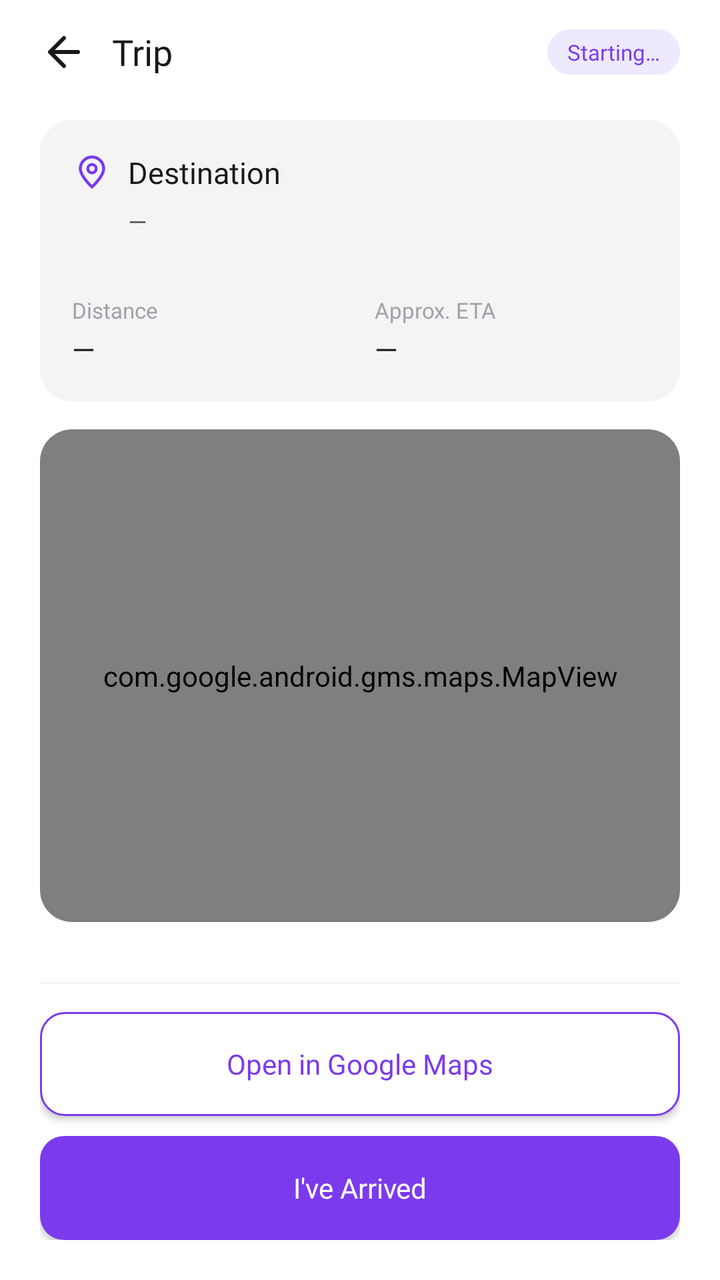
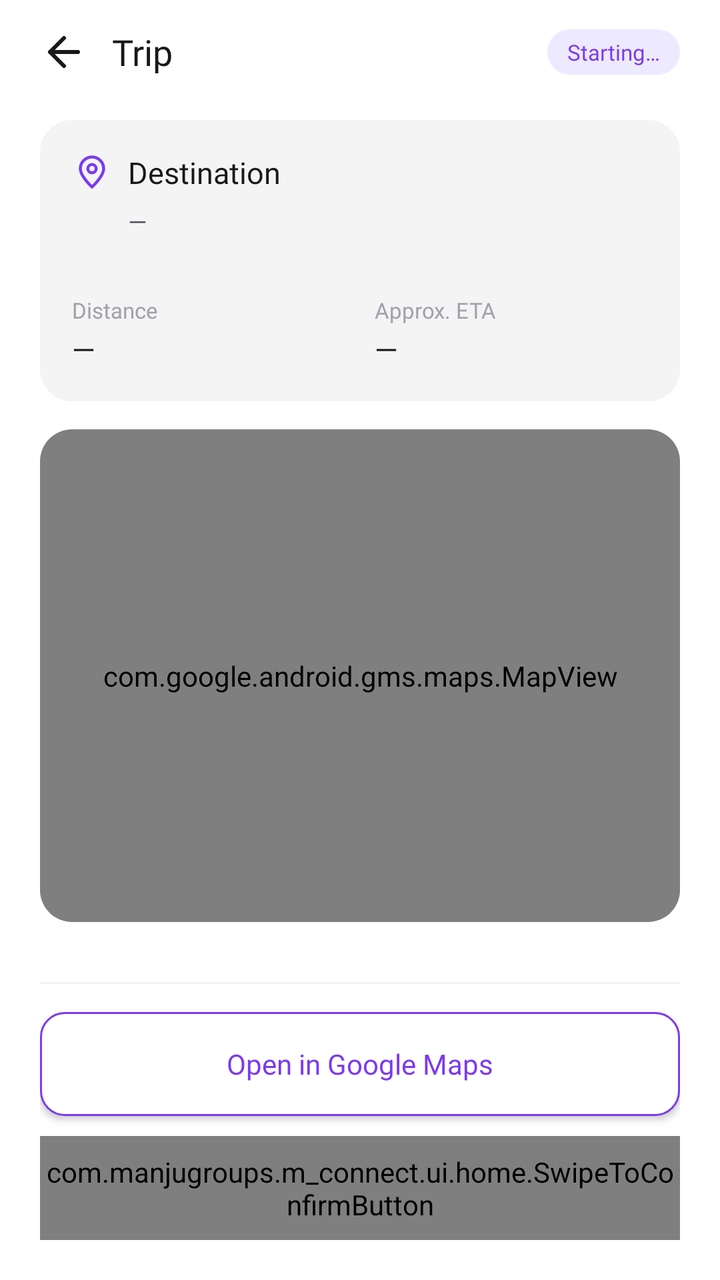

An Android layout rendered at two revisions. The XML below is the earlier revision; the diff shows what the commit changed to produce the second picture.
<!-- AndroidManifest.xml: application theme Theme.Mconnect -->
<!-- res/layout/fragment_trip_navigation.xml -->
<?xml version="1.0" encoding="utf-8"?>
<androidx.constraintlayout.widget.ConstraintLayout
    xmlns:android="http://schemas.android.com/apk/res/android"
    xmlns:app="http://schemas.android.com/apk/res-auto"
    android:layout_width="match_parent"
    android:layout_height="match_parent"
    android:background="?attr/colorSurfacePrimary">

    
    <LinearLayout
        android:id="@+id/topBar"
        android:layout_width="match_parent"
        android:layout_height="52dp"
        android:gravity="center_vertical"
        android:paddingHorizontal="20dp"
        android:orientation="horizontal"
        app:layout_constraintTop_toTopOf="parent"
        app:layout_constraintStart_toStartOf="parent"
        app:layout_constraintEnd_toEndOf="parent">

        <ImageView
            android:id="@+id/btnTripBack"
            android:layout_width="@dimen/back_icon_size"
            android:layout_height="@dimen/back_icon_size"
            android:contentDescription="Back"
            android:src="@drawable/ic_arrow_left"
            android:clickable="true"
            android:focusable="true"
            app:tint="?attr/colorForegroundPrimary" />

        <TextView
            android:id="@+id/tvTripTitle"
            android:layout_width="0dp"
            android:layout_height="wrap_content"
            android:layout_marginStart="12dp"
            android:layout_weight="1"
            android:fontFamily="@font/inter_bold"
            android:textColor="?attr/colorForegroundPrimary"
            android:textSize="18sp"
            android:text="Trip"
            android:maxLines="1"
            android:ellipsize="end" />

        <TextView
            android:id="@+id/tvTripStatus"
            android:layout_width="wrap_content"
            android:layout_height="wrap_content"
            android:background="@drawable/bg_trip_status_pill"
            android:fontFamily="@font/inter_medium"
            android:paddingHorizontal="10dp"
            android:paddingVertical="4dp"
            android:text="Starting…"
            android:textColor="?attr/colorAccentPrimary"
            android:textSize="11sp" />
    </LinearLayout>

    
    <LinearLayout
        android:id="@+id/tripInfoCard"
        android:layout_width="match_parent"
        android:layout_height="wrap_content"
        android:orientation="vertical"
        android:layout_marginHorizontal="20dp"
        android:layout_marginTop="8dp"
        android:padding="16dp"
        android:background="@drawable/bg_stat_card"
        app:layout_constraintTop_toBottomOf="@id/topBar"
        app:layout_constraintStart_toStartOf="parent"
        app:layout_constraintEnd_toEndOf="parent">

        <LinearLayout
            android:layout_width="match_parent"
            android:layout_height="wrap_content"
            android:orientation="horizontal"
            android:gravity="center_vertical">

            <ImageView
                android:layout_width="20dp"
                android:layout_height="20dp"
                android:contentDescription="@null"
                android:src="@drawable/ic_profile_location"
                app:tint="?attr/colorAccentPrimary" />

            <TextView
                android:id="@+id/tvTripDestinationName"
                android:layout_width="0dp"
                android:layout_height="wrap_content"
                android:layout_marginStart="8dp"
                android:layout_weight="1"
                android:fontFamily="@font/inter_semibold"
                android:textColor="?attr/colorForegroundPrimary"
                android:textSize="15sp"
                android:text="Destination"
                android:maxLines="1"
                android:ellipsize="end" />
        </LinearLayout>

        <TextView
            android:id="@+id/tvTripDestinationAddress"
            android:layout_width="match_parent"
            android:layout_height="wrap_content"
            android:layout_marginTop="6dp"
            android:layout_marginStart="28dp"
            android:fontFamily="@font/inter_regular"
            android:textColor="?attr/colorForegroundSecondary"
            android:textSize="12sp"
            android:text="—"
            android:maxLines="2"
            android:ellipsize="end" />

        <View
            android:layout_width="match_parent"
            android:layout_height="1dp"
            android:layout_marginTop="14dp"
            android:background="?attr/colorBorderLight" />

        <LinearLayout
            android:layout_width="match_parent"
            android:layout_height="wrap_content"
            android:orientation="horizontal"
            android:layout_marginTop="14dp">

            <LinearLayout
                android:layout_width="0dp"
                android:layout_height="wrap_content"
                android:layout_weight="1"
                android:orientation="vertical">
                <TextView
                    android:layout_width="wrap_content"
                    android:layout_height="wrap_content"
                    android:fontFamily="@font/inter_regular"
                    android:textColor="?attr/colorForegroundMuted"
                    android:textSize="11sp"
                    android:text="Distance" />
                <TextView
                    android:id="@+id/tvTripDistance"
                    android:layout_width="wrap_content"
                    android:layout_height="wrap_content"
                    android:layout_marginTop="2dp"
                    android:fontFamily="@font/inter_semibold"
                    android:textColor="?attr/colorForegroundPrimary"
                    android:textSize="15sp"
                    android:text="—" />
            </LinearLayout>

            <View
                android:layout_width="1dp"
                android:layout_height="match_parent"
                android:background="?attr/colorBorderLight" />

            <LinearLayout
                android:layout_width="0dp"
                android:layout_height="wrap_content"
                android:layout_weight="1"
                android:layout_marginStart="14dp"
                android:orientation="vertical">
                <TextView
                    android:layout_width="wrap_content"
                    android:layout_height="wrap_content"
                    android:fontFamily="@font/inter_regular"
                    android:textColor="?attr/colorForegroundMuted"
                    android:textSize="11sp"
                    android:text="Approx. ETA" />
                <TextView
                    android:id="@+id/tvTripEta"
                    android:layout_width="wrap_content"
                    android:layout_height="wrap_content"
                    android:layout_marginTop="2dp"
                    android:fontFamily="@font/inter_semibold"
                    android:textColor="?attr/colorForegroundPrimary"
                    android:textSize="15sp"
                    android:text="—" />
            </LinearLayout>
        </LinearLayout>
    </LinearLayout>

    
    <FrameLayout
        android:id="@+id/mapCard"
        android:layout_width="0dp"
        android:layout_height="0dp"
        android:layout_marginHorizontal="20dp"
        android:layout_marginTop="14dp"
        android:layout_marginBottom="16dp"
        android:background="@drawable/bg_trip_map_card"
        android:clipToOutline="true"
        app:layout_constraintTop_toBottomOf="@id/tripInfoCard"
        app:layout_constraintBottom_toTopOf="@id/bottomActions"
        app:layout_constraintStart_toStartOf="parent"
        app:layout_constraintEnd_toEndOf="parent">

        <com.google.android.gms.maps.MapView
            android:id="@+id/mapViewTrip"
            android:layout_width="match_parent"
            android:layout_height="match_parent" />

        <FrameLayout
            android:id="@+id/tripLoadingOverlay"
            android:layout_width="match_parent"
            android:layout_height="match_parent"
            android:background="#80FFFFFF"
            android:visibility="gone">
            <ProgressBar
                android:layout_width="wrap_content"
                android:layout_height="wrap_content"
                android:layout_gravity="center" />
        </FrameLayout>
    </FrameLayout>

    
    <LinearLayout
        android:id="@+id/bottomActions"
        android:layout_width="match_parent"
        android:layout_height="wrap_content"
        android:orientation="vertical"
        android:paddingHorizontal="20dp"
        android:paddingTop="14dp"
        android:paddingBottom="20dp"
        android:background="?attr/colorSurfacePrimary"
        app:layout_constraintBottom_toBottomOf="parent"
        app:layout_constraintStart_toStartOf="parent"
        app:layout_constraintEnd_toEndOf="parent">

        <View
            android:layout_width="match_parent"
            android:layout_height="1dp"
            android:layout_marginBottom="14dp"
            android:background="?attr/colorBorderLight" />

        <androidx.appcompat.widget.AppCompatButton
            android:id="@+id/btnOpenInMaps"
            android:layout_width="match_parent"
            android:layout_height="@dimen/button_height"
            android:background="@drawable/bg_trip_button_outline"
            android:fontFamily="@font/inter_medium"
            android:text="Open in Google Maps"
            android:textAllCaps="false"
            android:textColor="?attr/colorAccentPrimary"
            android:textSize="14sp" />

        <androidx.appcompat.widget.AppCompatButton
            android:id="@+id/btnMarkArrived"
            android:layout_width="match_parent"
            android:layout_height="@dimen/button_height"
            android:layout_marginTop="10dp"
            android:background="@drawable/bg_button_primary"
            android:fontFamily="@font/inter_semibold"
            android:text="I've Arrived"
            android:textAllCaps="false"
            android:textColor="@android:color/white"
            android:textSize="14sp" />
    </LinearLayout>

</androidx.constraintlayout.widget.ConstraintLayout>
<!-- resources referenced by this layout -->
<resources>
  <dimen name="back_icon_size">24dp</dimen>
  <dimen name="button_height">52dp</dimen>
  <!-- drawable bg_button_primary (drawable) -->
  <?xml version="1.0" encoding="utf-8"?>
  <ripple xmlns:android="http://schemas.android.com/apk/res/android"
      android:color="#30FFFFFF">
      <item>
          <shape android:shape="rectangle">
              <solid android:color="?attr/colorAccentPrimary" />
              <corners android:radius="@dimen/button_corner" />
          </shape>
      </item>
  </ripple>
  <!-- drawable bg_stat_card (drawable) -->
  <?xml version="1.0" encoding="utf-8"?>
  <shape xmlns:android="http://schemas.android.com/apk/res/android"
      android:shape="rectangle">
      <solid android:color="?attr/colorSurfaceSecondary" />
      <corners android:radius="16dp" />
  </shape>
  <!-- drawable bg_trip_button_outline (drawable) -->
  <?xml version="1.0" encoding="utf-8"?>
  <ripple xmlns:android="http://schemas.android.com/apk/res/android"
      android:color="#1A7A5AF8">
      <item>
          <shape android:shape="rectangle">
              <solid android:color="?attr/colorSurfacePrimary" />
              <corners android:radius="@dimen/button_corner" />
              <stroke
                  android:width="1dp"
                  android:color="?attr/colorAccentPrimary" />
          </shape>
      </item>
  </ripple>
  <!-- drawable bg_trip_map_card (drawable) -->
  <?xml version="1.0" encoding="utf-8"?>
  <shape xmlns:android="http://schemas.android.com/apk/res/android"
      android:shape="rectangle">
      <solid android:color="?attr/colorSurfacePrimary" />
      <corners android:radius="16dp" />
      <stroke
          android:width="1dp"
          android:color="?attr/colorBorderLight" />
  </shape>
  <!-- drawable bg_trip_status_pill (drawable) -->
  <?xml version="1.0" encoding="utf-8"?>
  <shape xmlns:android="http://schemas.android.com/apk/res/android"
      android:shape="rectangle">
      <solid android:color="?attr/colorAccentLight" />
      <corners android:radius="999dp" />
  </shape>
  <!-- drawable ic_arrow_left (drawable) -->
  <vector xmlns:android="http://schemas.android.com/apk/res/android"
      android:width="24dp"
      android:height="24dp"
      android:viewportWidth="24"
      android:viewportHeight="24">
      <path
          android:pathData="M19,12H5M12,19l-7,-7 7,-7"
          android:strokeWidth="2"
          android:fillColor="#00000000"
          android:strokeColor="#FFFFFF"
          android:strokeLineCap="round"
          android:strokeLineJoin="round" />
  </vector>
  <dimen name="button_corner">12dp</dimen>
  <color name="lt_accent_primary">#FF7C3AED</color>
  <color name="lt_accent_secondary">#FFA855F7</color>
  <color name="lt_foreground_inverse">#FFFFFFFF</color>
  <color name="lt_surface_primary">#FFFFFFFF</color>
  <color name="lt_surface_secondary">#FFF4F4F5</color>
  <color name="lt_foreground_primary">#FF18181B</color>
  <color name="lt_accent_primary_hover">#FF6D28D9</color>
  <color name="lt_surface_tertiary">#FFE4E4E7</color>
  <color name="lt_surface_inverse">#FF18181B</color>
  <color name="lt_foreground_secondary">#FF52525B</color>
  <color name="lt_foreground_muted">#FFA1A1AA</color>
  <color name="lt_border">#FFE4E4E7</color>
  <color name="lt_border_light">#FFF4F4F5</color>
  <color name="lt_error">#FFDC2626</color>
  <color name="lt_success">#FF16A34A</color>
  <color name="lt_warning">#FFD97706</color>
  <color name="lt_info">#FF2563EB</color>
  <color name="lt_accent_light">#FFEDE9FE</color>
  <color name="lt_success_light">#FFDCFCE7</color>
  <color name="lt_warning_light">#FFFEF3C7</color>
  <color name="lt_error_light">#FFFEE2E2</color>
  <color name="lt_info_light">#FFDBEAFE</color>
  <!-- unchanged entries left out for length: 2 -->
</resources>

<!-- the commit's change to res/layout/fragment_trip_navigation.xml (unified diff, before → after) -->
@@ -238,17 +238,11 @@
             android:textColor="?attr/colorAccentPrimary"
             android:textSize="14sp" />
 
-        <androidx.appcompat.widget.AppCompatButton
-            android:id="@+id/btnMarkArrived"
+        <com.manjugroups.m_connect.ui.home.SwipeToConfirmButton
+            android:id="@+id/swipeArrived"
             android:layout_width="match_parent"
             android:layout_height="@dimen/button_height"
-            android:layout_marginTop="10dp"
-            android:background="@drawable/bg_button_primary"
-            android:fontFamily="@font/inter_semibold"
-            android:text="I've Arrived"
-            android:textAllCaps="false"
-            android:textColor="@android:color/white"
-            android:textSize="14sp" />
+            android:layout_marginTop="10dp" />
     </LinearLayout>
 
 </androidx.constraintlayout.widget.ConstraintLayout>
<!-- resource entries referenced after the edit -->
@@ -2,17 +2,6 @@
 <resources>
   <dimen name="back_icon_size">24dp</dimen>
   <dimen name="button_height">52dp</dimen>
-  <!-- drawable bg_button_primary (drawable) -->
-  <?xml version="1.0" encoding="utf-8"?>
-  <ripple xmlns:android="http://schemas.android.com/apk/res/android"
-      android:color="#30FFFFFF">
-      <item>
-          <shape android:shape="rectangle">
-              <solid android:color="?attr/colorAccentPrimary" />
-              <corners android:radius="@dimen/button_corner" />
-          </shape>
-      </item>
-  </ripple>
   <!-- drawable bg_stat_card (drawable) -->
   <?xml version="1.0" encoding="utf-8"?>
   <shape xmlns:android="http://schemas.android.com/apk/res/android"
